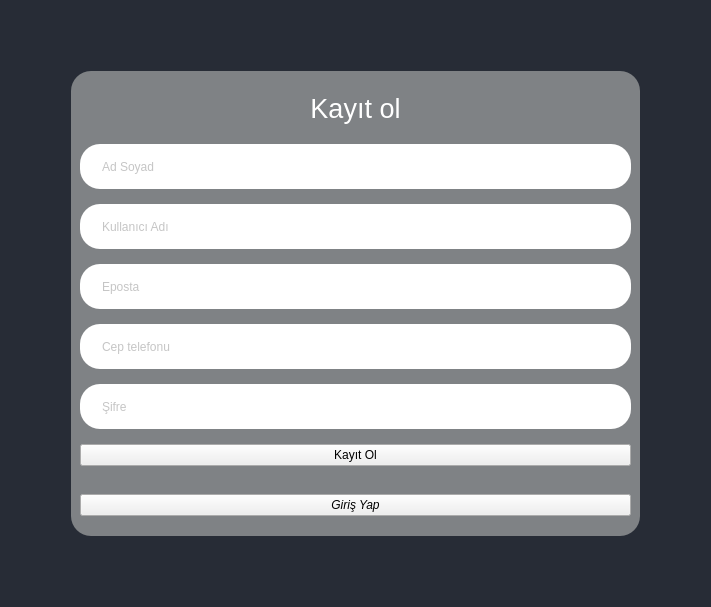
Above: uifolder/Register.ui from MahmutEsadErman/Movie-Night-System before the change. Below: the same form after it.
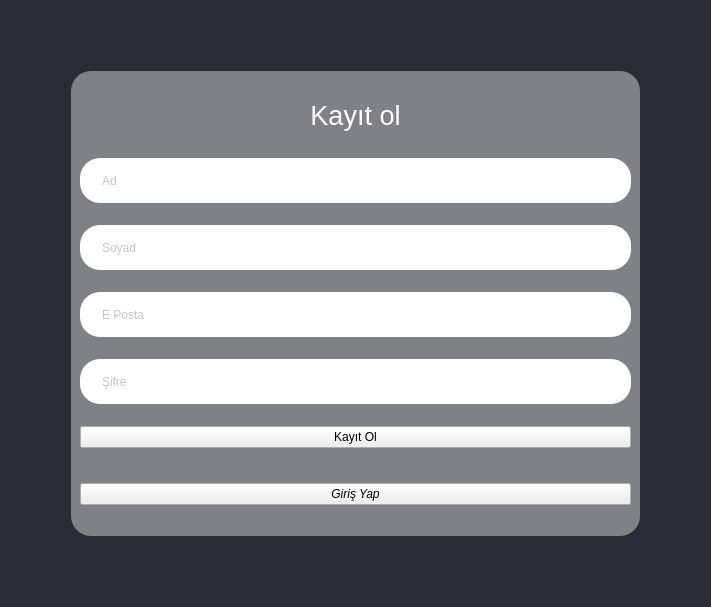
That is the form after the change.

Commit message:
Register ve Login
Maindeki connection kısmına kendi localinizdeki veritabanının bilgilerini girin. host ve port büyük ihtimal sizde de aynı orayı değiştirmenize gerek yok

```diff
--- a/uifolder/Register.ui
+++ b/uifolder/Register.ui
@@ -101,14 +101,14 @@
          <string/>
         </property>
         <property name="placeholderText">
-         <string>Ad Soyad</string>
+         <string>Ad</string>
         </property>
        </widget>
       </item>
       <item>
        <widget class="QLineEdit" name="username_le">
         <property name="placeholderText">
-         <string>Kullanıcı Adı</string>
+         <string>Soyad</string>
         </property>
        </widget>
       </item>
@@ -118,17 +118,7 @@
          <string/>
         </property>
         <property name="placeholderText">
-         <string>Eposta</string>
-        </property>
-       </widget>
-      </item>
-      <item>
-       <widget class="QLineEdit" name="phone_le">
-        <property name="text">
-         <string/>
-        </property>
-        <property name="placeholderText">
-         <string>Cep telefonu</string>
+         <string>E Posta</string>
         </property>
        </widget>
       </item>
```
Left out of the diff: 2 changed lines with no effect on the pictures. The commit also changes 11 other files.
